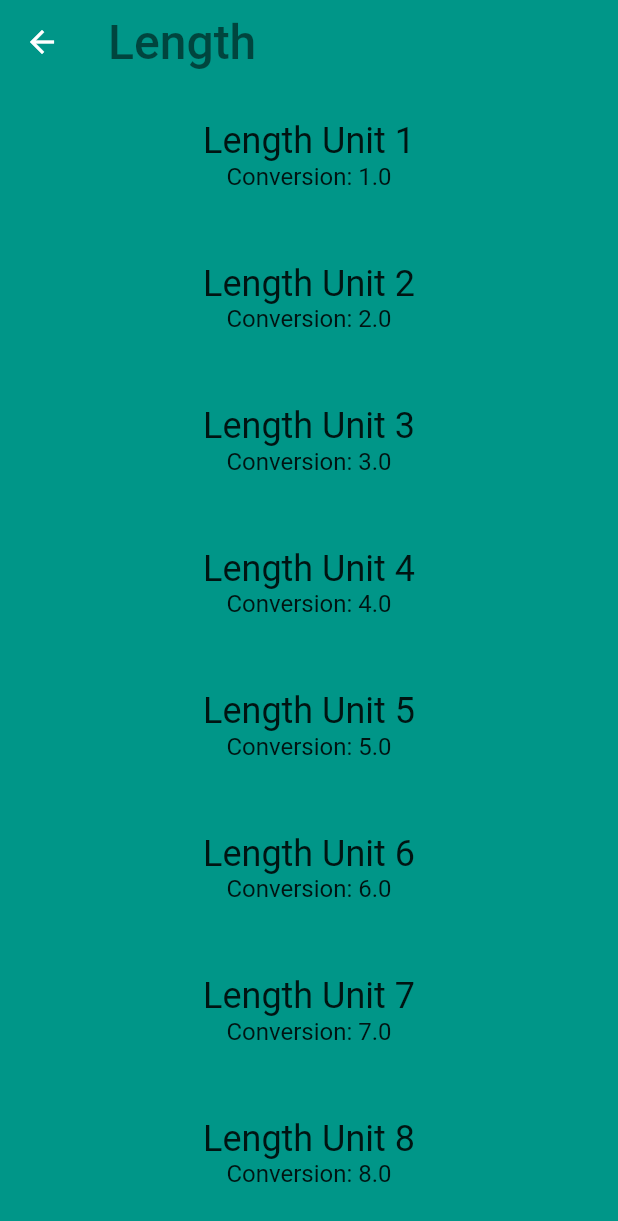
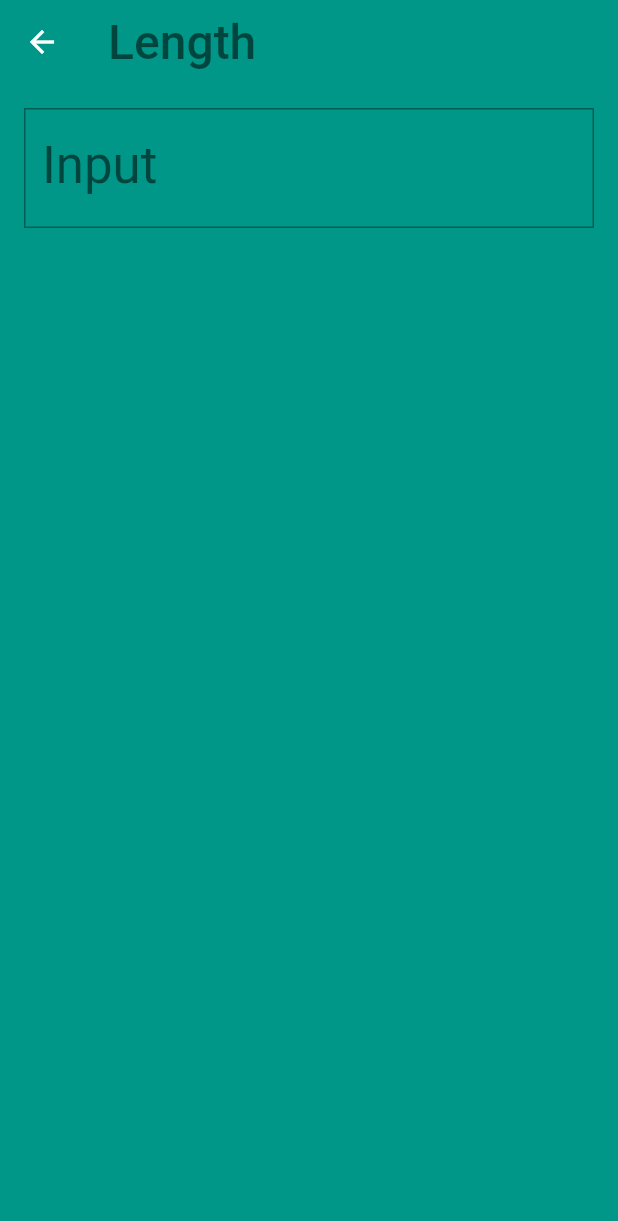
Before and after one commit to masarufuruya/flutter_tutorial, a Flutter app: the screen it shows after launch, after a tap on "Length", on a phone screen of 412 x 824 dp. Shown: the top 1221 px of the screen. Run offline on Flutter 3.47's test engine with Material 2 defaults, Android fonts, the phone set to English and light mode, and no system bars.

Commit message:
Add input unit form

```diff
--- a/lib/converter_route.dart
+++ b/lib/converter_route.dart
@@ -1,6 +1,8 @@
 import 'package:flutter/material.dart';
+import 'category.dart';
 import 'unit.dart';
-import 'category.dart';
+
+const _padding = EdgeInsets.all(16.0);
 
 class ConverterRoute extends StatefulWidget {
   @override
@@ -8,6 +10,55 @@ class ConverterRoute extends StatefulWidget {
 }
 
 class _ConverterRouteState extends State<ConverterRoute> {
+  Unit _fromValue;
+  Unit _toValue;
+  double _inputValue;
+  String _convertedValue = '';
+  bool _showValidationError = false;
+
+  /// Clean up conversion; trim trailing zeros, e.g. 5.500 -> 5.5, 10.0 -> 10
+  String _format(double conversion) {
+    var outputNum = conversion.toStringAsPrecision(7);
+    if (outputNum.contains('.') && outputNum.endsWith('0')) {
+      var i = outputNum.length - 1;
+      while (outputNum[i] == '0') {
+        i -= 1;
+      }
+      outputNum = outputNum.substring(0, i + 1);
+    }
+    if (outputNum.endsWith('.')) {
+      return outputNum.substring(0, outputNum.length - 1);
+    }
+    return outputNum;
+  }
+
+  void _updateConversion() {
+    setState(() {
+      _convertedValue =
+          _format(_inputValue * (_toValue.conversion / _fromValue.conversion));
+    });
+  }
+
+  void _updateInputValue(String input) {
+    setState(() {
+      if (input == null || input.isEmpty) {
+        _convertedValue = '';
+      } else {
+        // Even though we are using the numerical keyboard, we still have to check
+        // for non-numerical input such as '5..0' or '6 -3'
+        try {
+          final inputDouble = double.parse(input);
+          _showValidationError = false;
+          _inputValue = inputDouble;
+          _updateConversion();
+        } on Exception catch (e) {
+          print('Error: $e');
+          _showValidationError = true;
+        }
+      }
+    });
+  }
+
   @override
   Widget build(BuildContext context) {
     final CoverArguments args = ModalRoute.of(context).settings.arguments;
@@ -18,30 +69,25 @@ class _ConverterRouteState extends State<ConverterRoute> {
         title: Text(args.categoryName,
             style: TextStyle(fontSize: 32, color: Colors.black54)));
 
-    final unitWidgets = args.units.map((Unit unit) {
-      return Container(
-        margin: EdgeInsets.all(8.0),
-        padding: EdgeInsets.all(16.0),
-        child: Column(
-          children: <Widget>[
-            Text(
-              unit.name,
-              style: Theme.of(context).textTheme.headline,
-            ),
-            Text(
-              'Conversion: ${unit.conversion}',
-              style: Theme.of(context).textTheme.subhead,
-            ),
-          ],
-        ),
-      );
-    }).toList();
+    final input = Padding(
+        padding: _padding,
+        child:
+            Column(crossAxisAlignment: CrossAxisAlignment.stretch, children: [
+          TextField(
+            style: Theme.of(context).textTheme.headline4,
+            decoration: InputDecoration(
+                labelStyle: Theme.of(context).textTheme.headline4,
+                errorText:
+                    _showValidationError ? 'Invalid number entered' : null,
+                labelText: 'Input',
+                border: OutlineInputBorder(
+                    borderRadius: BorderRadius.circular(0.0))),
+            keyboardType: TextInputType.number,
+            onChanged: _updateInputValue,
+          )
+        ]));
 
     return Scaffold(
-        appBar: appBar,
-        backgroundColor: args.categoryColor,
-        body: ListView(
-          children: unitWidgets,
-        ));
+        appBar: appBar, backgroundColor: args.categoryColor, body: input);
   }
 }
```
